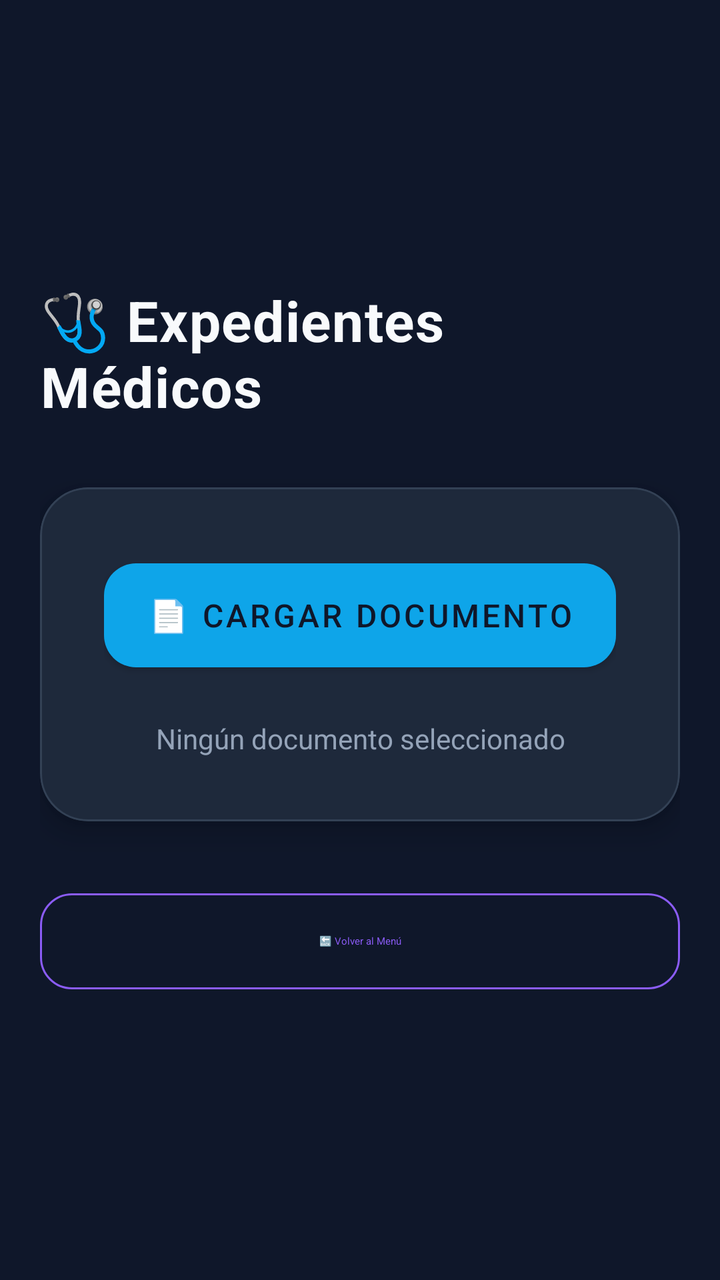
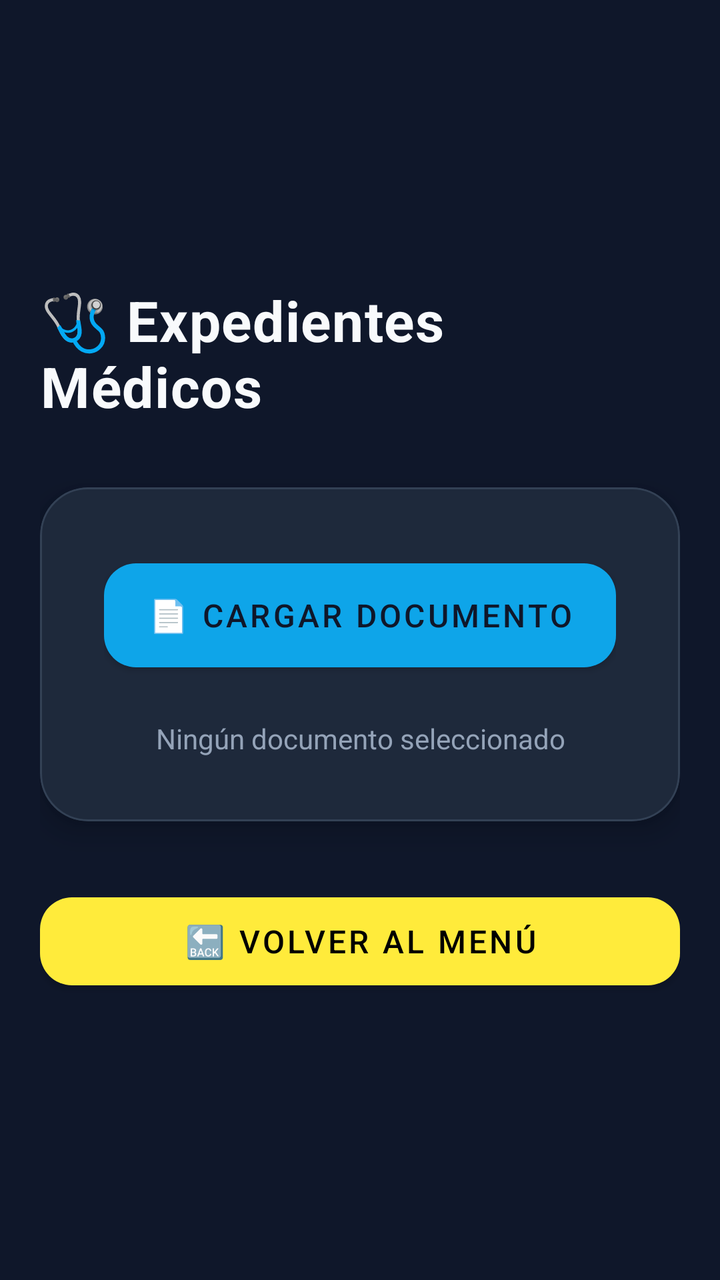

An Android layout rendered at two revisions. The XML below is the earlier revision; the diff shows what the commit changed to produce the second picture.
<!-- AndroidManifest.xml: application theme Theme.CuidApp -->
<!-- res/layout/activity_mis_expedientes.xml -->
<?xml version="1.0" encoding="utf-8"?>
<androidx.constraintlayout.widget.ConstraintLayout
    xmlns:android="http://schemas.android.com/apk/res/android"
    xmlns:app="http://schemas.android.com/apk/res-auto"
    android:layout_width="match_parent"
    android:layout_height="match_parent"
    android:background="@color/screen_background"
    android:padding="20dp">

    <LinearLayout
        android:layout_width="0dp"
        android:layout_height="wrap_content"
        android:orientation="vertical"
        app:layout_constraintTop_toTopOf="parent"
        app:layout_constraintBottom_toBottomOf="parent"
        app:layout_constraintStart_toStartOf="parent"
        app:layout_constraintEnd_toEndOf="parent">

        <TextView
            android:layout_width="match_parent"
            android:layout_height="wrap_content"
            android:text="@string/expedientes_titulo"
            android:textColor="@color/text_primary"
            android:textSize="28sp"
            android:textStyle="bold"
            android:textAlignment="center"
            android:letterSpacing="0.02"
            android:layout_marginBottom="32dp"/>

        <com.google.android.material.card.MaterialCardView
            android:layout_width="match_parent"
            android:layout_height="wrap_content"
            android:layout_marginBottom="32dp"
            app:cardBackgroundColor="@color/card_background"
            app:cardCornerRadius="24dp"
            app:cardElevation="8dp"
            app:strokeWidth="1dp"
            app:strokeColor="@color/chip_background">

            <LinearLayout
                android:layout_width="match_parent"
                android:layout_height="wrap_content"
                android:orientation="vertical"
                android:padding="32dp"
                android:gravity="center">

                
                <com.google.android.material.button.MaterialButton
                    android:id="@+id/btnSubirDoc"
                    android:layout_width="match_parent"
                    android:layout_height="64dp"
                    android:text="@string/expedientes_btn_subir"
                    android:textColor="@color/screen_background"
                    android:textSize="16sp"
                    app:backgroundTint="@color/accent_stand"
                    app:cornerRadius="16dp" />

                
                <TextView
                    android:id="@+id/tv_documento_seleccionado"
                    android:layout_width="match_parent"
                    android:layout_height="wrap_content"
                    android:layout_marginTop="20dp"
                    android:gravity="center"
                    android:text="@string/expedientes_ninguno"
                    android:textColor="@color/text_secondary"
                    android:textSize="14sp" />
            </LinearLayout>
        </com.google.android.material.card.MaterialCardView>

        
        <com.google.android.material.button.MaterialButton
            android:id="@+id/btnVolverExpedientes"
            style="@style/Widget.Material3.Button.OutlinedButton"
            android:layout_width="match_parent"
            android:layout_height="56dp"
            android:text="@string/btn_volver"
            android:textColor="@color/accent_purple"
            app:strokeColor="@color/accent_purple"
            app:cornerRadius="16dp" />

    </LinearLayout>
</androidx.constraintlayout.widget.ConstraintLayout>
<!-- resources referenced by this layout -->
<resources>
  <color name="accent_purple">#8B5CF6</color>
  <color name="accent_stand">#0EA5E9</color>
  <color name="card_background">#1E293B</color>
  <color name="chip_background">#334155</color>
  <color name="screen_background">#0F172A</color>
  <color name="text_primary">#F8FAFC</color>
  <color name="text_secondary">#94A3B8</color>
  <string name="btn_volver">🔙 Volver al Menú</string>
  <string name="expedientes_btn_subir">📄 Cargar Documento</string>
  <string name="expedientes_ninguno">Ningún documento seleccionado</string>
  <string name="expedientes_titulo">🩺 Expedientes Médicos</string>
  <style name="Theme.CuidApp" parent="Theme.MaterialComponents.DayNight.DarkActionBar">
          
          <item name="colorPrimary">@color/purple_500</item>
          <item name="colorPrimaryVariant">@color/purple_700</item>
          <item name="colorOnPrimary">@color/white</item>
          
          <item name="colorSecondary">@color/teal_200</item>
          <item name="colorSecondaryVariant">@color/teal_700</item>
          <item name="colorOnSecondary">@color/black</item>
          
          <item name="android:statusBarColor">?attr/colorPrimaryVariant</item>
          
      </style>
  <color name="purple_500">#FF6200EE</color>
  <color name="purple_700">#FF3700B3</color>
  <color name="white">#FFFFFFFF</color>
  <color name="teal_200">#FF03DAC5</color>
  <color name="teal_700">#FF018786</color>
  <color name="black">#FF000000</color>
</resources>

<!-- the commit's change to res/layout/activity_mis_expedientes.xml (unified diff, before → after) -->
@@ -71,13 +71,13 @@
         
         <com.google.android.material.button.MaterialButton
             android:id="@+id/btnVolverExpedientes"
-            style="@style/Widget.Material3.Button.OutlinedButton"
             android:layout_width="match_parent"
             android:layout_height="56dp"
             android:text="@string/btn_volver"
-            android:textColor="@color/accent_purple"
-            app:strokeColor="@color/accent_purple"
-            app:cornerRadius="16dp" />
+            android:textColor="@color/black"
+            app:backgroundTint="#FFEB3B"
+            app:cornerRadius="16dp" 
+            android:textSize="16sp" />
 
     </LinearLayout>
 </androidx.constraintlayout.widget.ConstraintLayout>
<!-- resource entries referenced after the edit -->
@@ -1,7 +1,7 @@
 <!-- resources referenced by this layout -->
 <resources>
-  <color name="accent_purple">#8B5CF6</color>
   <color name="accent_stand">#0EA5E9</color>
+  <color name="black">#FF000000</color>
   <color name="card_background">#1E293B</color>
   <color name="chip_background">#334155</color>
   <color name="screen_background">#0F172A</color>
@@ -29,6 +29,5 @@
   <color name="white">#FFFFFFFF</color>
   <color name="teal_200">#FF03DAC5</color>
   <color name="teal_700">#FF018786</color>
-  <color name="black">#FF000000</color>
 </resources>
 
